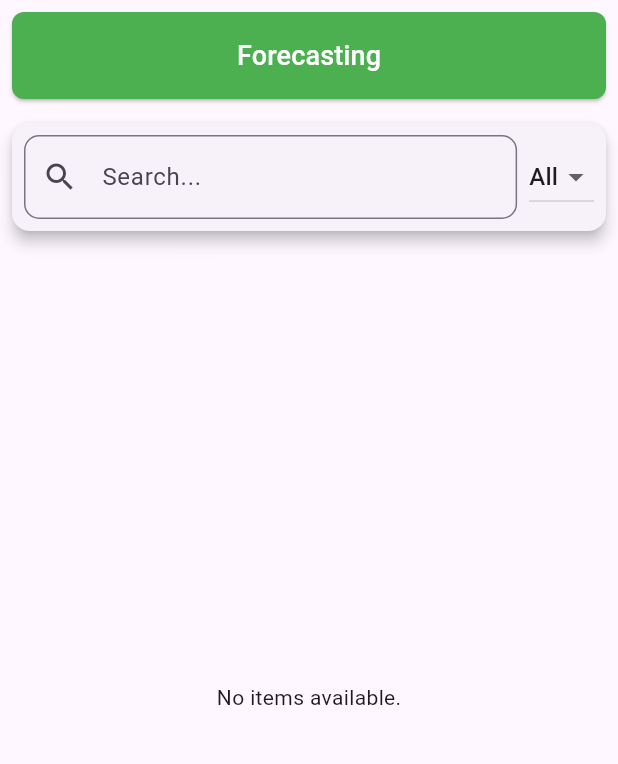
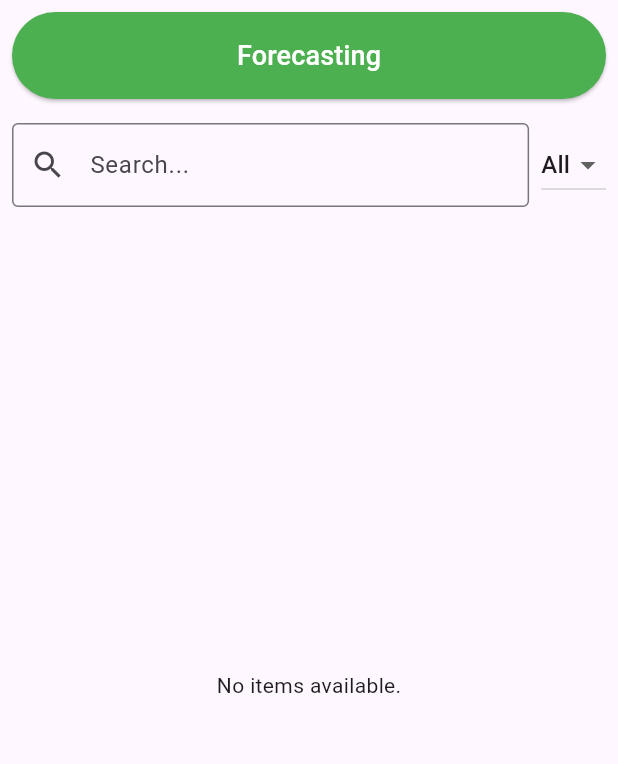
Before and after one commit to hiimquinnix/Salespro, a Flutter app: the screen it shows once a user with an empty profile is signed in, on a phone screen of 412 x 824 dp, the part 84-848 px from its top. Run offline on Flutter 3.47's test engine with Material 3 defaults, Android fonts, the phone set to English and light mode, and no system bars; our stand-ins replace cloud_firestore, firebase_auth, firebase_core, fl_chart; accounts and stored records are empty.

Commit message:
POS Fixed

```diff
--- a/lib/cart_provider.dart
+++ b/lib/cart_provider.dart
@@ -45,7 +45,7 @@ class CartProvider with ChangeNotifier {
   }
 
   void decrementItem(String name) {
-    if (!_items.containsKey(name)) return;
+    if (_items.containsKey(name)) {
       if (_items[name]!.quantity > 1) {
         _items.update(
           name,
@@ -59,6 +59,7 @@ class CartProvider with ChangeNotifier {
         _items.remove(name);
       }
       notifyListeners();
+    }
   }
 
   void clear() {
--- a/lib/pages/home_page.dart
+++ b/lib/pages/home_page.dart
@@ -1,14 +1,14 @@
+import 'package:flutter/material.dart';
+import 'package:provider/provider.dart';
 import 'package:firebase_auth/firebase_auth.dart';
 import 'package:cloud_firestore/cloud_firestore.dart';
-import 'package:flutter/material.dart';
-import 'package:provider/provider.dart';
 import 'package:salespro/cart_provider.dart';
 import 'checkout_page.dart';
 import 'forecasting_page.dart';
 import 'auth/auth_page.dart';
 
 class HomePage extends StatefulWidget {
-  const HomePage({super.key});
+  const HomePage({Key? key}) : super(key: key);
 
   @override
   State<HomePage> createState() => _HomePageState();
@@ -242,16 +242,11 @@ class _HomePageState extends State<HomePage> {
                     style: ElevatedButton.styleFrom(
                       backgroundColor: Colors.green,
                       padding: EdgeInsets.symmetric(vertical: 16.0),
-                      shape: RoundedRectangleBorder(
-                        borderRadius: BorderRadius.circular(8.0),
-                      ),
                     ),
                     onPressed: () {
                       Navigator.push(
                         context,
-                        MaterialPageRoute(
-                          builder: (context) => ForecastPage(),
-                        ),
+                        MaterialPageRoute(builder: (context) => ForecastPage()),
                       );
                     },
                     child: Text(
@@ -263,10 +258,7 @@ class _HomePageState extends State<HomePage> {
               ],
             ),
           ),
-          Card(
-            elevation: 4,
-            margin: EdgeInsets.all(8),
-            child: Padding(
+          Padding(
             padding: const EdgeInsets.all(8.0),
             child: Row(
               children: [
@@ -276,29 +268,26 @@ class _HomePageState extends State<HomePage> {
                     decoration: InputDecoration(
                       hintText: "Search...",
                       prefixIcon: Icon(Icons.search),
-                        border: OutlineInputBorder(
-                          borderRadius: BorderRadius.circular(10),
-                        ),
+                      border: OutlineInputBorder(),
                     ),
                   ),
                 ),
                 SizedBox(width: 8),
                 DropdownButton<String>(
                   value: selectedCategory,
-                    onChanged: (newValue) {
+                  onChanged: (String? newValue) {
                     setState(() {
                       selectedCategory = newValue!;
                     });
                   },
-                    items: categories.map<DropdownMenuItem<String>>((category) {
+                  items: categories.map<DropdownMenuItem<String>>((String value) {
                     return DropdownMenuItem<String>(
-                        value: category,
-                        child: Text(category),
+                      value: value,
+                      child: Text(value),
                     );
                   }).toList(),
                 ),
               ],
-              ),
             ),
           ),
           Expanded(
@@ -312,12 +301,8 @@ class _HomePageState extends State<HomePage> {
                   return Center(child: Text("No items available."));
                 }
                 final filteredItems = snapshot.data!.where((item) {
-                  final matchesCategory =
-                      selectedCategory == 'All' || item['category'] == selectedCategory;
-                  final matchesSearch = item['name']
-                      .toString()
-                      .toLowerCase()
-                      .contains(_searchQuery.toLowerCase());
+                  final matchesCategory = selectedCategory == 'All' || item['category'] == selectedCategory;
+                  final matchesSearch = item['name'].toString().toLowerCase().contains(_searchQuery.toLowerCase());
                   return matchesCategory && matchesSearch;
                 }).toList();
 
@@ -325,8 +310,9 @@ class _HomePageState extends State<HomePage> {
                   padding: EdgeInsets.all(8),
                   gridDelegate: SliverGridDelegateWithFixedCrossAxisCount(
                     crossAxisCount: 2,
-                    mainAxisSpacing: 12,
-                    crossAxisSpacing: 12,
+                    childAspectRatio: 0.75,
+                    crossAxisSpacing: 10,
+                    mainAxisSpacing: 10,
                   ),
                   itemCount: filteredItems.length,
                   itemBuilder: (context, index) {
@@ -335,13 +321,6 @@ class _HomePageState extends State<HomePage> {
                       itemName: item['name'],
                       price: item['price'],
                       stock: stockQuantities[item['name']] ?? 0,
-                      onItemSelect: (itemName, quantity) {
-                        if (quantity > 0) {
-                          cart.addItem(itemName, item['price']);
-                        } else {
-                          cart.removeItem(itemName);
-                        }
-                      },
                     );
                   },
                 );
@@ -358,13 +337,11 @@ class POSItem extends StatelessWidget {
   final String itemName;
   final double price;
   final int stock;
-  final Function(String, int) onItemSelect;
 
   POSItem({
     required this.itemName,
     required this.price,
     required this.stock,
-    required this.onItemSelect,
   });
 
   @override
@@ -373,14 +350,17 @@ class POSItem extends StatelessWidget {
     final quantity = cart.items[itemName]?.quantity ?? 0;
 
     return Card(
-      shape: RoundedRectangleBorder(borderRadius: BorderRadius.circular(10)),
-      elevation: 4,
+      elevation: 2,
       child: Padding(
         padding: const EdgeInsets.all(8.0),
         child: Column(
           mainAxisAlignment: MainAxisAlignment.spaceBetween,
           children: [
-            Text(itemName, style: TextStyle(fontWeight: FontWeight.bold)),
+            Text(
+              itemName,
+              style: TextStyle(fontWeight: FontWeight.bold),
+              textAlign: TextAlign.center,
+            ),
             Text('₱${price.toStringAsFixed(2)}'),
             Text(
               stock > 0 ? 'In Stock: $stock' : 'Out of Stock',
@@ -390,17 +370,19 @@ class POSItem extends StatelessWidget {
               ),
             ),
             Row(
-              mainAxisAlignment: MainAxisAlignment.center,
+              mainAxisAlignment: MainAxisAlignment.spaceEvenly,
               children: [
                 IconButton(
                   icon: Icon(Icons.remove, color: Colors.red),
-                  onPressed: quantity > 0 ? () => onItemSelect(itemName, quantity - 1) : null,
+                  onPressed: quantity > 0
+                      ? () => cart.decrementItem(itemName)
+                      : null,
                 ),
                 Text('$quantity'),
                 IconButton(
                   icon: Icon(Icons.add, color: Colors.green),
                   onPressed: stock > quantity
-                      ? () => onItemSelect(itemName, quantity + 1)
+                      ? () => cart.addItem(itemName, price)
                       : null,
                 ),
               ],
```
Also changed, not shown: lib/pages/checkout_page.dart (line endings or trailing spaces). Lines whose indentation alone changed are shown as unchanged.
